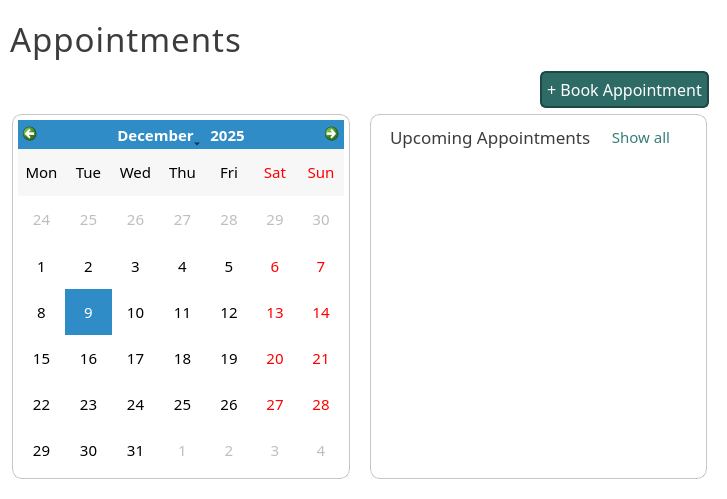
First picture: the form in ui/PageAppointments.ui, repository karlito20/AdoraFlowProject, before the edit.
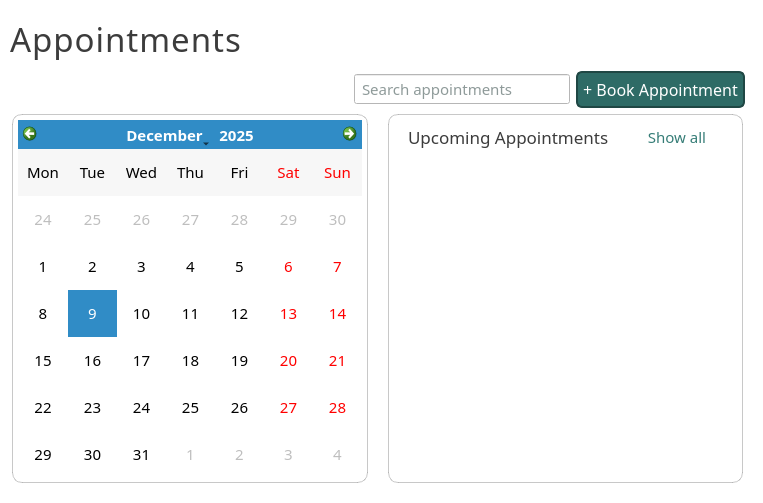
Second picture: the form after the edit.

The edit to the form file:
```diff
--- a/ui/PageAppointments.ui
+++ b/ui/PageAppointments.ui
@@ -6,8 +6,8 @@
    <rect>
     <x>0</x>
     <y>0</y>
-    <width>727</width>
-    <height>499</height>
+    <width>763</width>
+    <height>503</height>
    </rect>
   </property>
   <property name="minimumSize">
@@ -539,6 +539,50 @@
         </property>
        </widget>
       </item>
+      <item>
+       <spacer name="horizontalSpacer">
+        <property name="orientation">
+         <enum>Qt::Orientation::Horizontal</enum>
+        </property>
+        <property name="sizeHint" stdset="0">
+         <size>
+          <width>40</width>
+          <height>20</height>
+         </size>
+        </property>
+       </spacer>
+      </item>
+      <item>
+       <widget class="QLineEdit" name="search_input">
+        <property name="minimumSize">
+         <size>
+          <width>216</width>
+          <height>30</height>
+         </size>
+        </property>
+        <property name="maximumSize">
+         <size>
+          <width>216</width>
+          <height>30</height>
+         </size>
+        </property>
+        <property name="font">
+         <font>
+          <family>Slate</family>
+          <pointsize>11</pointsize>
+         </font>
+        </property>
+        <property name="styleSheet">
+         <string notr="true">
+color: #1D3533;
+background: white;
+padding-left: 5px;</string>
+        </property>
+        <property name="placeholderText">
+         <string>Search appointments</string>
+        </property>
+       </widget>
+      </item>
       <item alignment="Qt::AlignmentFlag::AlignRight">
        <widget class="QPushButton" name="add_appointment_button">
         <property name="font">
@@ -810,8 +854,8 @@
                 <rect>
                  <x>0</x>
                  <y>0</y>
-                 <width>294</width>
-                 <height>335</height>
+                 <width>329</width>
+                 <height>339</height>
                 </rect>
                </property>
                <property name="styleSheet">
```
